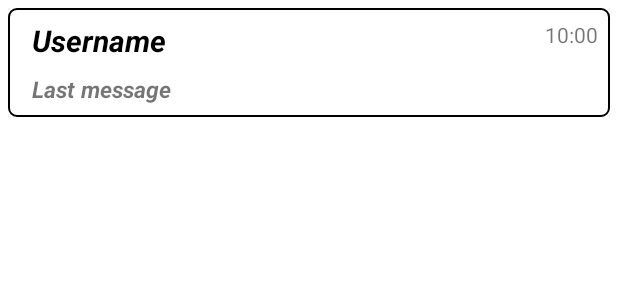
After one commit to kuteki707/CrypChat, an Android app: the layout room2.xml on its own in the app's theme, with its tools: preview values and no code run, on a phone screen of 412 x 824 dp. The commit adds this screen. Shown: the top 300 px of the screen. Run offline under Robolectric (Android 15) with nearby library versions, the phone set to English and light mode, and no system bars; Roboto replaces fonts that are not available here.

Commit message:
Changed view for recieved and sent messages and fixed bugs

```diff
--- a/app/build.gradle
+++ b/app/build.gradle
@@ -16,8 +16,8 @@ android {
         applicationId "com.kuteki.crypchat"
         minSdkVersion 21
         targetSdkVersion 31
-        versionCode 3
-        versionName "0.3"
+        versionCode 7
+        versionName "0.7"
 
         testInstrumentationRunner "androidx.test.runner.AndroidJUnitRunner"
     }
--- /dev/null
+++ b/app/src/main/res/layout/room2.xml
@@ -0,0 +1,63 @@
+<?xml version="1.0" encoding="utf-8"?>
+<androidx.constraintlayout.widget.ConstraintLayout
+    xmlns:android="http://schemas.android.com/apk/res/android"
+    xmlns:app="http://schemas.android.com/apk/res-auto"
+    xmlns:tools="http://schemas.android.com/tools"
+    android:layout_width="match_parent"
+    android:layout_height="wrap_content"
+    android:padding="5dp">
+
+    <androidx.cardview.widget.CardView
+        android:id="@+id/room_card_view"
+        android:layout_width="match_parent"
+        android:layout_height="wrap_content"
+        app:layout_constraintStart_toStartOf="parent"
+        app:layout_constraintTop_toTopOf="parent">
+
+        <androidx.constraintlayout.widget.ConstraintLayout
+            android:layout_width="match_parent"
+            android:layout_height="match_parent"
+            android:background="@drawable/boxstyle">
+
+            <TextView
+                android:id="@+id/username_room"
+                android:layout_width="wrap_content"
+                android:layout_height="wrap_content"
+                android:layout_marginStart="16dp"
+                android:layout_marginTop="8dp"
+                android:text="Username"
+                android:textAllCaps="false"
+                android:textColor="@color/black"
+                android:textSize="20dp"
+                android:textStyle="bold|italic"
+                app:layout_constraintStart_toStartOf="parent"
+                app:layout_constraintTop_toTopOf="parent" />
+
+            <TextView
+                android:id="@+id/last_message_room"
+                android:layout_width="wrap_content"
+                android:layout_height="wrap_content"
+                android:layout_marginLeft="16dp"
+                android:layout_marginTop="8dp"
+                android:layout_marginBottom="8dp"
+                android:text="Last message"
+                android:textSize="15dp"
+                android:textStyle="bold|italic"
+                app:layout_constraintBottom_toBottomOf="parent"
+                app:layout_constraintLeft_toLeftOf="parent"
+                app:layout_constraintTop_toBottomOf="@id/username_room" />
+
+            <TextView
+                android:id="@+id/timestamp_room"
+                android:layout_width="wrap_content"
+                android:layout_height="wrap_content"
+                android:text="10:00"
+                app:layout_constraintEnd_toEndOf="parent"
+                android:layout_marginRight="8dp"
+                app:layout_constraintTop_toTopOf="parent"
+                android:layout_marginTop="8dp"/>
+        </androidx.constraintlayout.widget.ConstraintLayout>
+    </androidx.cardview.widget.CardView>
+
+
+</androidx.constraintlayout.widget.ConstraintLayout>
--- a/app/src/main/res/menu/top_menu_main.xml
+++ b/app/src/main/res/menu/top_menu_main.xml
@@ -4,7 +4,7 @@
 
     <item
         android:id="@+id/about_me"
-        android:title="About me" />
+        android:title="About the dev" />
     <item
         android:id="@+id/logout_menu_main"
         android:title="Log-out" />
--- a/build.gradle
+++ b/build.gradle
@@ -9,7 +9,7 @@ buildscript {
     }
 
     dependencies {
-        classpath 'com.android.tools.build:gradle:7.1.1'
+        classpath 'com.android.tools.build:gradle:7.1.3'
         classpath "org.jetbrains.kotlin:kotlin-gradle-plugin:1.6.10"
         classpath 'com.google.gms:google-services:4.3.10'
         classpath "org.jetbrains.kotlin:kotlin-gradle-plugin:$kotlin_version"
```
Also changed, not shown: app/src/main/java/com/kuteki/crypchat/ChatActivity.kt (+17 -11 lines), app/src/main/java/com/kuteki/crypchat/MainActivity.kt (+62 -1 lines), app/src/main/java/com/kuteki/crypchat/RoomItem2.kt (added, +15 -0 lines), app/src/main/res/layout/activity_about_me.xml (+11 -5 lines), app/src/main/res/drawable-v24/tablou.webp (added), 2 other files.
